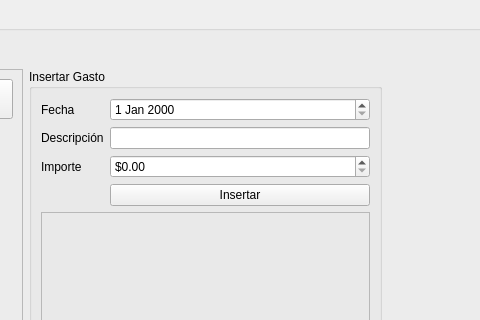
This is RumbaBurger/form_gastos.ui in yordanlp/RumbaBurger as Qt 5 draws it before an edit; both pictures show x 577 to 1057 and y 0 to 320 of the 1334 by 848 pixel window. The edited form follows.
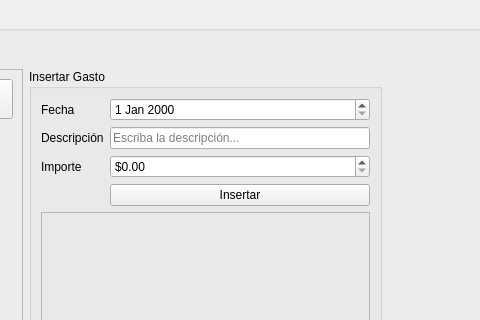
This is the edited form. Icons and pictures are not drawn.

Patch:
```diff
--- a/RumbaBurger/form_gastos.ui
+++ b/RumbaBurger/form_gastos.ui
@@ -148,7 +148,11 @@
           </widget>
          </item>
          <item row="1" column="1">
-          <widget class="QLineEdit" name="le_descripcion"/>
+          <widget class="QLineEdit" name="le_descripcion">
+           <property name="placeholderText">
+            <string>Escriba la descripción...</string>
+           </property>
+          </widget>
          </item>
          <item row="3" column="1">
           <widget class="QPushButton" name="pb_insertar">
```
Left out of the diff: 6 changed lines with no effect on the pictures.
